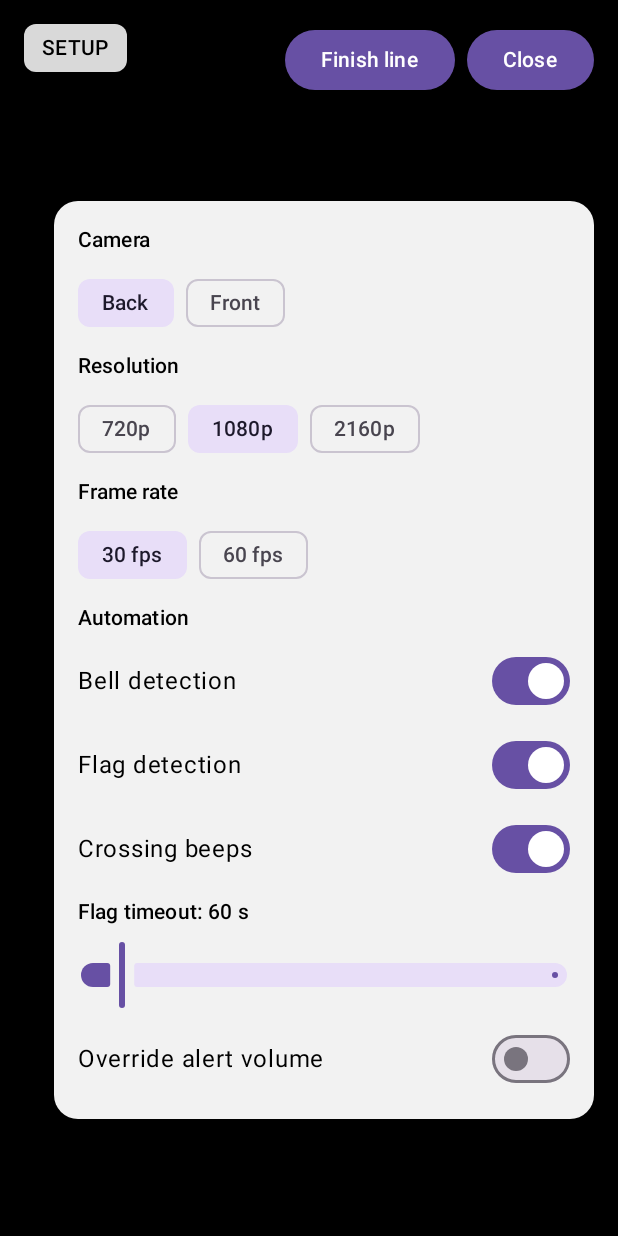
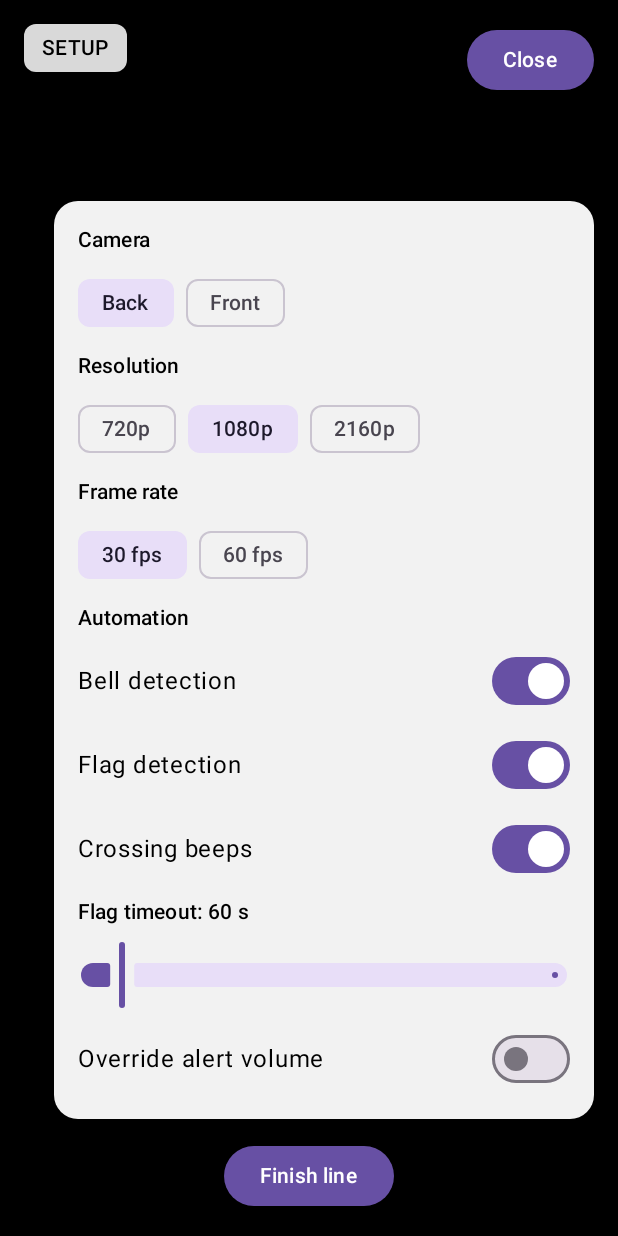
Before and after one commit to surpdeh/BellLap, an Android app built with Jetpack Compose: the screen it shows after launch (MainActivity), after a tap on "Settings", on a phone screen of 412 x 824 dp. Run offline under Robolectric (Android 15) with nearby library versions, the phone set to English and light mode, and no system bars; our stand-ins replace Timber; libraries missing offline, so code that uses them is left out: androidx.camera.compose, androidx.camera.core; 3 statements that could not run were skipped.

Commit message:
fix(F11): move finish-line buttons to the bottom so they do not cover the status chip
Co-Authored-By: Claude Sonnet 5.5 <noreply@anthropic.com>
Claude-Session: https://claude.ai/code/session_01Qxu5ASVJNzcEmWMX25ngfA

```diff
--- a/app/src/main/kotlin/net/belllap/ui/SetupScreen.kt
+++ b/app/src/main/kotlin/net/belllap/ui/SetupScreen.kt
@@ -85,9 +85,17 @@ fun SetupScreen(
                 .padding(16.dp),
         )
         if (permission == PermissionUi.GRANTED) {
+            Button(
+                onClick = { onSettingsOpenChange(!settingsOpen) },
+                modifier = Modifier
+                    .align(Alignment.TopEnd)
+                    .windowInsetsPadding(WindowInsets.safeDrawing)
+                    .padding(16.dp)
+                    .testTag(TestTags.SETTINGS_BUTTON),
+            ) { Text(if (settingsOpen) "Close" else "Settings") }
             Row(
                 modifier = Modifier
-                    .align(Alignment.TopEnd)
+                    .align(Alignment.BottomCenter)
                     .windowInsetsPadding(WindowInsets.safeDrawing)
                     .padding(16.dp),
                 horizontalArrangement = Arrangement.spacedBy(8.dp),
@@ -102,10 +110,6 @@ fun SetupScreen(
                     onClick = { lineEditing = !lineEditing },
                     modifier = Modifier.testTag(TestTags.LINE_BUTTON),
                 ) { Text(if (lineEditing) "Done" else "Finish line") }
-                Button(
-                    onClick = { onSettingsOpenChange(!settingsOpen) },
-                    modifier = Modifier.testTag(TestTags.SETTINGS_BUTTON),
-                ) { Text(if (settingsOpen) "Close" else "Settings") }
             }
         }
         if (settingsOpen && permission == PermissionUi.GRANTED) {
```
